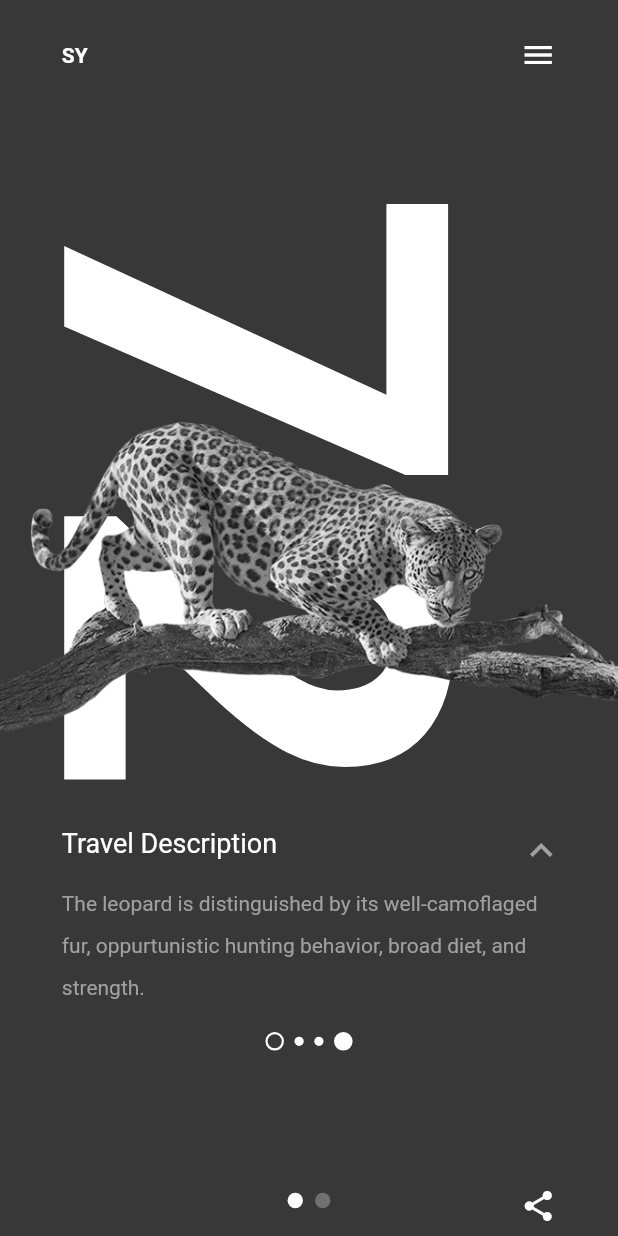
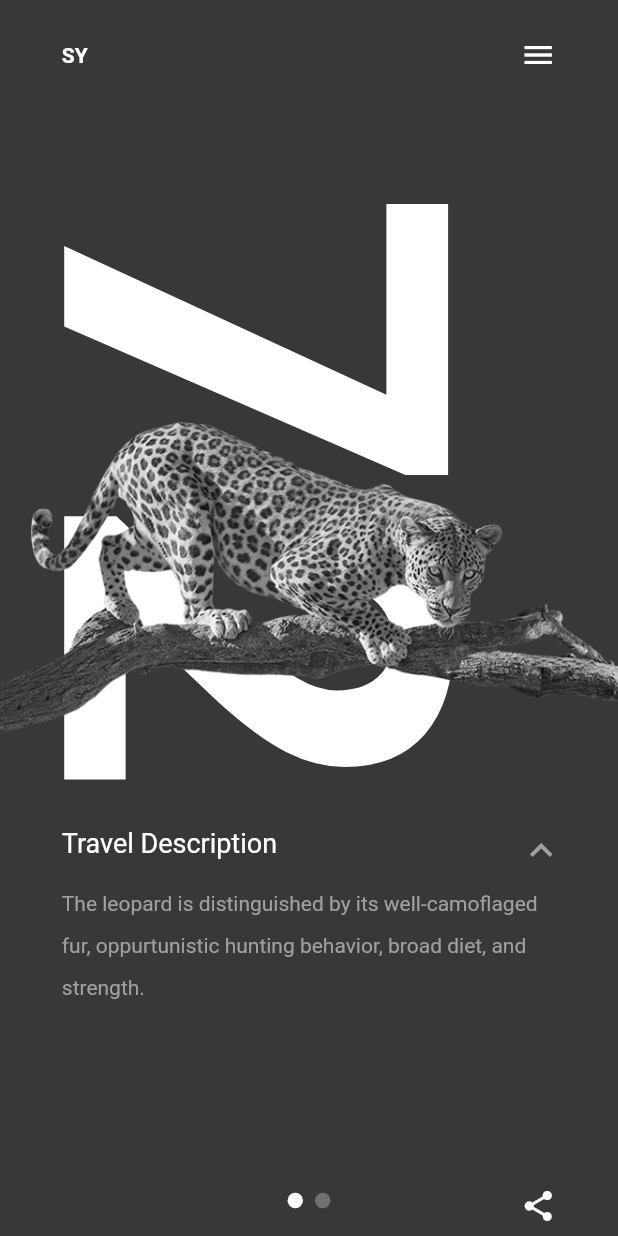
Before and after one commit to drexel-ue/sy_expedition, a Flutter app: the screen it shows after launch, on a phone screen of 412 x 824 dp. Run offline on Flutter 3.47's test engine with Material 2 defaults, Android fonts, the phone set to English and light mode, and no system bars.

```diff
--- a/lib/travel_dots.dart
+++ b/lib/travel_dots.dart
@@ -1,6 +1,10 @@
+import 'dart:math' as math;
+
 import 'package:flutter/material.dart';
+import 'package:provider/provider.dart';
 import 'package:sy_expedition/color_constants.dart';
 import 'package:sy_expedition/home_view.dart';
+import 'package:sy_expedition/page_offset_notifier.dart';
 
 class TravelDots extends StatelessWidget {
   const TravelDots({Key key}) : super(key: key);
@@ -11,12 +15,16 @@ class TravelDots extends StatelessWidget {
 
     return Positioned(
       bottom: HomeView.data.size.height * .15,
+      child: Consumer<PageOffsetNotifier>(
+        builder: (_, PageOffsetNotifier value, __) {
+          return Opacity(
+            opacity: math.max<double>(0, 4 * value.page - 3),
             child: Row(
               mainAxisAlignment: MainAxisAlignment.center,
               children: [
                 Container(
-            height: width * .03,
-            width: width * .03,
+                  height: width * .027,
+                  width: width * .027,
                   decoration: BoxDecoration(
                     borderRadius: BorderRadius.all(Radius.circular(999)),
                     border: Border.all(color: white, width: 1.5),
@@ -42,8 +50,8 @@ class TravelDots extends StatelessWidget {
                 ),
                 SizedBox(width: width * .017),
                 Container(
-            height: width * .03,
-            width: width * .03,
+                  height: width * .027,
+                  width: width * .027,
                   decoration: BoxDecoration(
                     color: white,
                     borderRadius: BorderRadius.all(Radius.circular(999)),
@@ -52,5 +60,8 @@ class TravelDots extends StatelessWidget {
               ],
             ),
           );
+        },
+      ),
+    );
   }
 }
```
Lines whose indentation alone changed are shown as unchanged.
